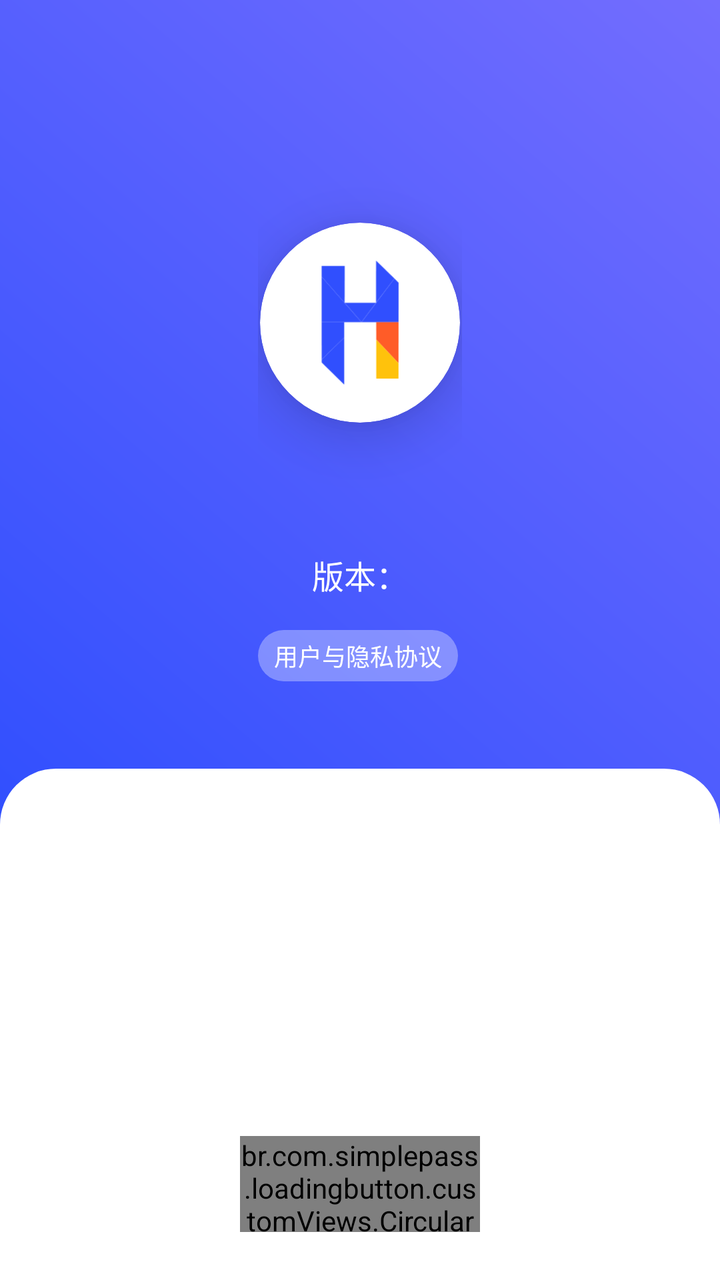
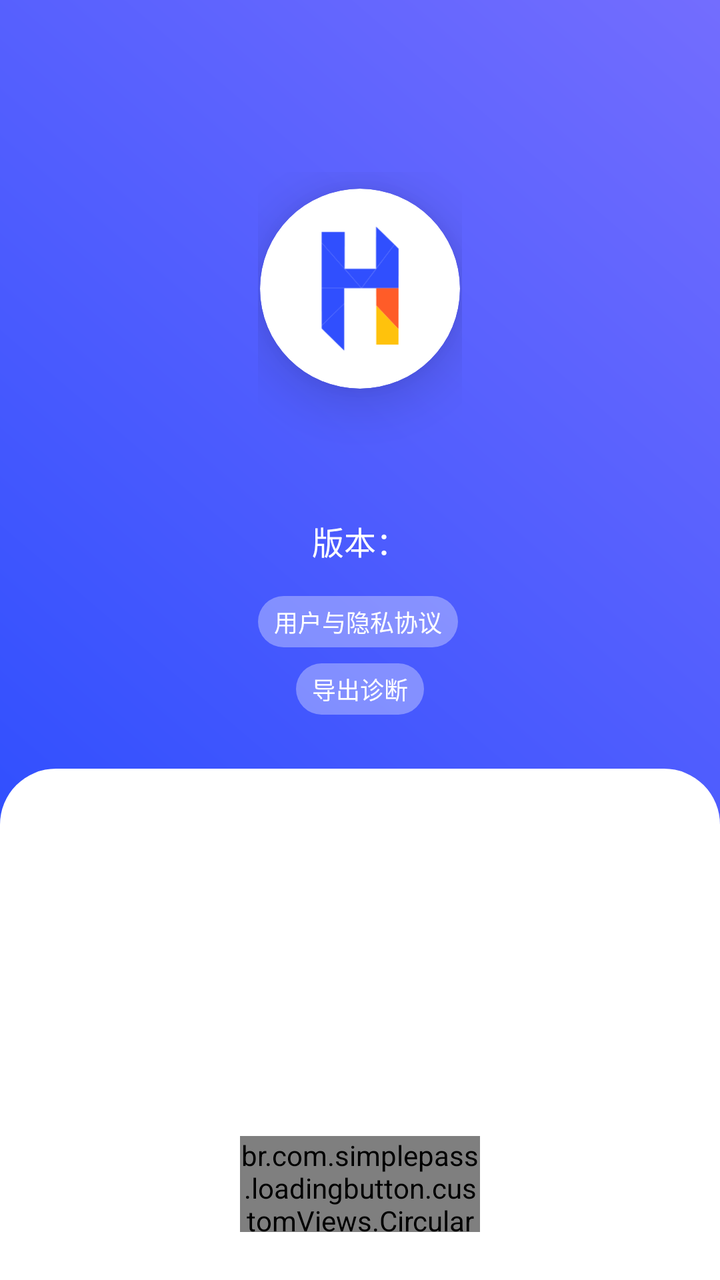

Compare the two renders of this Android layout. The source of the first and the diff that turns it into the second are given below.
<!-- AndroidManifest.xml: another module's application theme AppTheme -->
<!-- res/layout/lite_about_activity.xml -->
<?xml version="1.0" encoding="utf-8"?>
<androidx.coordinatorlayout.widget.CoordinatorLayout xmlns:android="http://schemas.android.com/apk/res/android"
    xmlns:app="http://schemas.android.com/apk/res-auto"
    android:layout_width="match_parent"
    android:layout_height="match_parent">

    <com.google.android.material.appbar.AppBarLayout
        android:id="@+id/lite_about_appbar"
        android:layout_width="match_parent"
        android:layout_height="wrap_content"
        android:background="@drawable/lite_about_element_gradient"
        app:elevation="0dp">

        <com.google.android.material.appbar.CollapsingToolbarLayout
            android:layout_width="match_parent"
            android:layout_height="420dp"
            app:layout_scrollFlags="scroll|enterAlwaysCollapsed"
            app:title=" "
            app:toolbarId="@+id/lite_about_toolbar">

            <LinearLayout
                android:layout_width="wrap_content"
                android:layout_height="280dp"
                android:layout_gravity="center"
                android:layout_marginTop="64dp"
                android:layout_marginBottom="48dp"
                android:gravity="center"
                android:orientation="vertical"
                app:layout_collapseMode="parallax"
                app:layout_collapseParallaxMultiplier="0.8">

                <androidx.cardview.widget.CardView
                    android:layout_width="100dp"
                    android:layout_height="100dp"
                    app:cardBackgroundColor="@color/lite_about_white"
                    app:cardCornerRadius="60dp"
                    app:cardElevation="16dp">

                    <ImageView
                        android:layout_width="match_parent"
                        android:layout_height="match_parent"
                        android:layout_gravity="center"
                        android:padding="8dp"
                        app:srcCompat="@drawable/lite_logo" />
                </androidx.cardview.widget.CardView>

                <TextView
                    android:id="@+id/lite_about_app_name"
                    android:layout_width="wrap_content"
                    android:layout_height="wrap_content"
                    android:layout_gravity="center"
                    android:layout_marginTop="24dp"
                    android:fontFamily="sans-serif-black"
                    android:textColor="@color/lite_about_white"
                    android:textSize="24sp" />

                <TextView
                    android:id="@+id/lite_about_version"
                    android:layout_width="wrap_content"
                    android:layout_height="wrap_content"
                    android:layout_gravity="center"
                    android:layout_margin="8dp"
                    android:text="@string/lite_about_version"
                    android:textColor="@color/lite_about_white"
                    android:textSize="16sp" />

                <LinearLayout
                    android:layout_width="wrap_content"
                    android:layout_height="wrap_content"
                    android:layout_marginTop="8dp"
                    android:orientation="horizontal">

                    <TextView
                        android:id="@+id/lite_about_privacy_protocol"
                        android:layout_width="match_parent"
                        android:layout_height="wrap_content"
                        android:layout_marginEnd="2dp"
                        android:background="@drawable/lite_about_element_rounded_button_bg_white"
                        android:foreground="?attr/selectableItemBackground"
                        android:gravity="center"
                        android:paddingStart="8dp"
                        android:paddingTop="4dp"
                        android:paddingEnd="8dp"
                        android:paddingBottom="4dp"
                        android:text="@string/lite_about_agreement_entry"
                        android:textColor="@color/lite_about_white"
                        android:textSize="12sp" />

                </LinearLayout>

            </LinearLayout>

            <androidx.appcompat.widget.Toolbar
                android:id="@+id/lite_about_toolbar"
                android:layout_width="match_parent"
                android:layout_height="?attr/actionBarSize"
                android:layout_marginTop="24dp"
                app:layout_collapseMode="pin"
                app:theme="@style/ThemeOverlay.MaterialComponents.Dark.ActionBar" />

        </com.google.android.material.appbar.CollapsingToolbarLayout>
    </com.google.android.material.appbar.AppBarLayout>

    <androidx.core.widget.NestedScrollView
        android:layout_width="match_parent"
        android:layout_height="match_parent"
        android:layout_marginTop="-36dp"
        android:background="@drawable/lite_about_bottom_sheet_rounded_background"
        android:overScrollMode="never"
        app:behavior_overlapTop="0dp"
        app:layout_behavior="com.google.android.material.appbar.AppBarLayout$ScrollingViewBehavior">

        <TextView
            android:id="@+id/lite_about_about_info"
            android:layout_width="match_parent"
            android:layout_height="wrap_content"
            android:layout_marginStart="24dp"
            android:layout_marginTop="36dp"
            android:layout_marginEnd="24dp"
            android:layout_marginBottom="24dp"
            android:autoLink="all"
            android:textColor="?attr/textColorPrimary"
            android:textIsSelectable="true"
            android:textSize="16sp" />
    </androidx.core.widget.NestedScrollView>

    <br.com.simplepass.loadingbutton.customViews.CircularProgressButton
        android:id="@+id/lite_about_check"
        android:layout_width="120dp"
        android:layout_height="48dp"
        android:layout_gravity="bottom|center"
        android:layout_margin="24dp"
        android:background="@drawable/lite_element_rounded_button_bg_primary"
        android:text="@string/lite_about_check_update"
        android:textColor="@color/lite_about_white"
        android:textSize="16sp"
        app:finalCornerAngle="24dp"
        app:initialCornerAngle="24dp"
        app:layout_behavior="@string/hide_bottom_view_on_scroll_behavior"
        app:spinning_bar_color="@color/lite_about_white"
        app:spinning_bar_padding="5dp"
        app:spinning_bar_width="4dp" />

</androidx.coordinatorlayout.widget.CoordinatorLayout>
<!-- resources referenced by this layout -->
<resources>
  <color name="lite_about_white">#FFFFFFFF</color>
  <!-- drawable lite_about_bottom_sheet_rounded_background (drawable) -->
  <?xml version="1.0" encoding="utf-8"?>
  <shape xmlns:android="http://schemas.android.com/apk/res/android"
      android:shape="rectangle">
  
      <solid android:color="?attr/backgroundColorSecond" />
  
      <corners
          android:topLeftRadius="28dp"
          android:topRightRadius="28dp" />
  </shape>
  <!-- drawable lite_about_element_gradient (drawable) -->
  <?xml version="1.0" encoding="utf-8"?>
  <shape xmlns:android="http://schemas.android.com/apk/res/android">
      <gradient
          android:angle="45"
          android:startColor="?attr/colorPrimary"
          android:endColor="#736dfe" />
  </shape>
  <!-- drawable lite_about_element_rounded_button_bg_white (drawable) -->
  <?xml version="1.0" encoding="utf-8"?>
  <shape xmlns:android="http://schemas.android.com/apk/res/android">
      <corners android:radius="24dp" />
      <solid android:color="#54FFFFFF" />
  </shape>
  <!-- drawable lite_element_rounded_button_bg_primary (drawable) -->
  <?xml version="1.0" encoding="utf-8"?>
  <shape xmlns:android="http://schemas.android.com/apk/res/android">
      <corners android:radius="24dp" />
      <solid android:color="?attr/colorPrimary" />
  </shape>
  <!-- drawable lite_logo: vector/xml drawable (drawable, 3264 chars, omitted) -->
  <string name="lite_about_agreement_entry">用户与隐私协议</string>
  <string name="lite_about_check_update">检查更新</string>
  <string name="lite_about_version">版本：</string>
  <style name="AppTheme" parent="Theme.MaterialComponents.DayNight.NoActionBar">
          
          <item name="colorPrimary">@color/cruel_summer_primary</item>
          <item name="colorPrimaryVariant">@color/cruel_summer_primary</item>
          <item name="colorOnPrimary">@color/white</item>
          
          <item name="colorFade">#736dfe</item>
          <item name="colorPrimaryDisabled">@color/cruel_summer_primary_disabled</item>
          <item name="colorSecondary">@color/cruel_summer_primary</item>
          <item name="colorSecondaryVariant">@color/cruel_summer_primary</item>
          <item name="colorOnSecondary">@color/black</item>
          <item name="backgroundColorBar">#70e7e7f2</item>
          
          <item name="android:statusBarColor">#00000000</item>
          <item name="android:navigationBarColor">?attr/backgroundColorBottom</item>
          <item name="android:windowLightNavigationBar" tools:targetApi="27">true</item>
          
          
          <item name="backgroundColorBottom">#F6F7Fa</item>
          <item name="backgroundColorBottomAsTint">#CFFFFFFF</item>
          <item name="backgroundColorSecond">#FFFFFF</item>
          <item name="backgroundColorSecondAsTint">#CFFAFAFA</item>
          <item name="textColorPrimary">#FF000000</item>
          <item name="textColorSecondary">#FF808080</item>
          <item name="colorControlDisabled">#FFE0E0E0</item>
          <item name="backgroundIconColorBottom">#11304ffe</item>
  
          
          <item name="android:windowLightStatusBar">true</item>
      
          <item name="designCornerRadius">16dp</item>
      
          <item name="designSpacing">16dp</item>
      </style>
  <color name="cruel_summer_primary">#304ffe</color>
  <color name="white">#FFFFFFFF</color>
  <color name="cruel_summer_primary_disabled">#cbd4e2</color>
  <color name="black">#FF000000</color>
</resources>

<!-- the commit's change to res/layout/lite_about_activity.xml (unified diff, before → after) -->
@@ -88,6 +88,23 @@
 
                 </LinearLayout>
 
+                <TextView
+                    android:id="@+id/lite_about_export_diagnostics"
+                    android:layout_width="wrap_content"
+                    android:layout_height="wrap_content"
+                    android:layout_gravity="center"
+                    android:layout_marginTop="8dp"
+                    android:background="@drawable/lite_about_element_rounded_button_bg_white"
+                    android:foreground="?attr/selectableItemBackground"
+                    android:gravity="center"
+                    android:paddingStart="8dp"
+                    android:paddingTop="4dp"
+                    android:paddingEnd="8dp"
+                    android:paddingBottom="4dp"
+                    android:text="@string/lite_about_export_diagnostics"
+                    android:textColor="@color/lite_about_white"
+                    android:textSize="12sp" />
+
             </LinearLayout>
 
             <androidx.appcompat.widget.Toolbar
<!-- resource entries referenced after the edit -->
@@ -35,6 +35,7 @@
   <!-- drawable lite_logo: vector/xml drawable (drawable, 3264 chars, omitted) -->
   <string name="lite_about_agreement_entry">用户与隐私协议</string>
   <string name="lite_about_check_update">检查更新</string>
+  <string name="lite_about_export_diagnostics">导出诊断</string>
   <string name="lite_about_version">版本：</string>
   <style name="AppTheme" parent="Theme.MaterialComponents.DayNight.NoActionBar">
           
